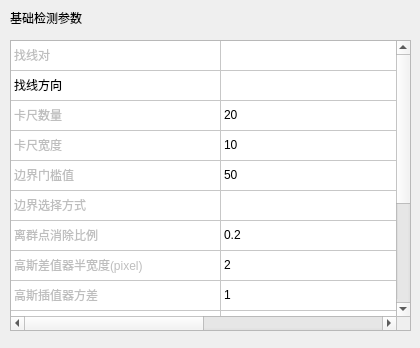
Qt form VisionDetect/FindLineWidget.ui (chuandongxu/AOI) before a commit.
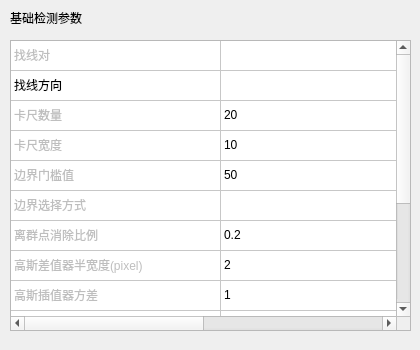
The same form after that commit.

What changed in the file:
```diff
--- a/VisionDetect/FindLineWidget.ui
+++ b/VisionDetect/FindLineWidget.ui
@@ -7,7 +7,7 @@
     <x>0</x>
     <y>0</y>
     <width>420</width>
-    <height>348</height>
+    <height>350</height>
    </rect>
   </property>
   <property name="windowTitle">
```
